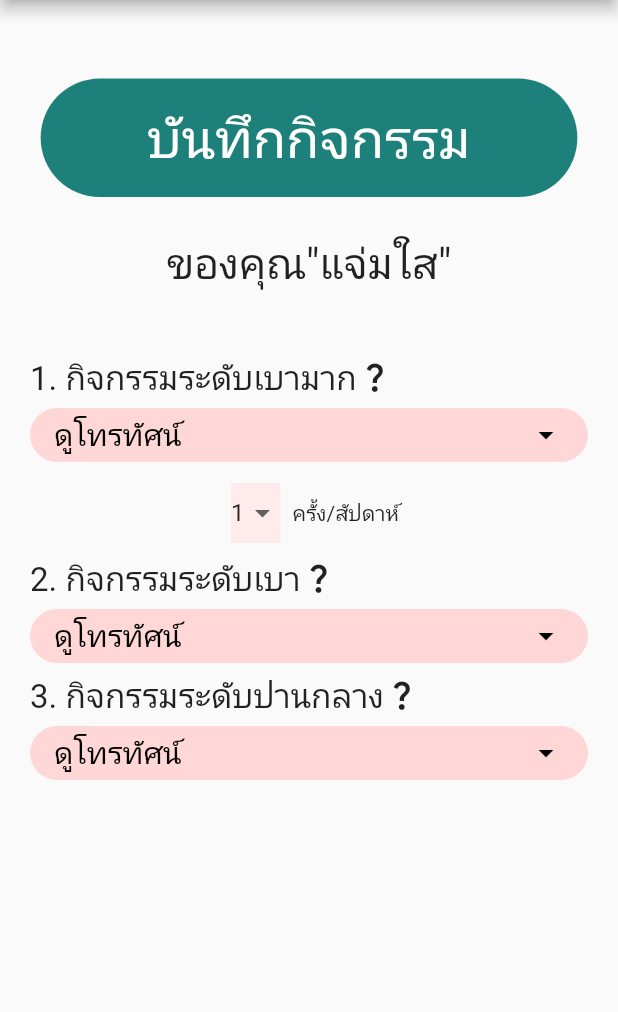
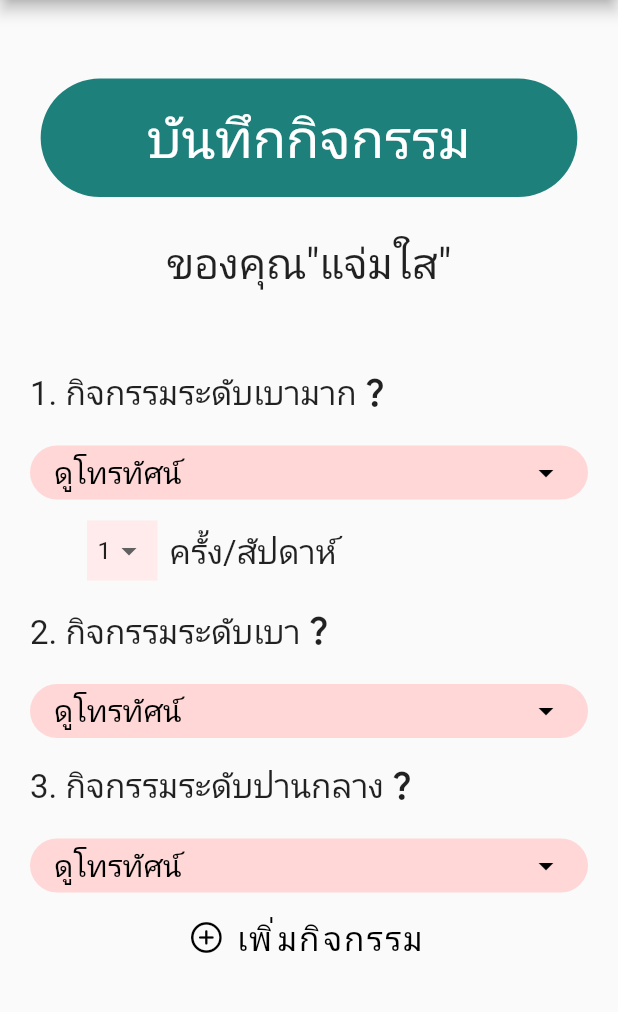
Before and after one commit to AINutritionProject/KinDeeUDee, a Flutter app: the ActivityForm screen opened directly, on a phone screen of 412 x 824 dp, the part 84-1096 px from its top. Run offline on Flutter 3.47's test engine with Material 2 defaults, Android fonts, the phone set to English and light mode, and no system bars; our stand-ins replace camera, cloud_firestore, csv, dotted_border, firebase_auth, firebase_core and 6 more; missing offline and left inert: dart:ffi; accounts and stored records are empty.

Commit message:
add floating action button

```diff
--- a/lib/pages/information/activity_form.dart
+++ b/lib/pages/information/activity_form.dart
@@ -1,6 +1,6 @@
+import 'package:appfood2/widgets/wide_dropdown.dart';
+import 'package:flutter/cupertino.dart';
 import 'package:flutter/material.dart';
-import 'package:appfood2/widgets/small_dropdown.dart';
-import 'package:appfood2/widgets/wide_dropdown.dart';
 
 List<String> frequency = ["1", "2", "3", "4", "5", "6", "7"];
 List<String> lightActivities = ["ดูโทรทัศน์", "นอนหลับ", "สวดมนต์"];
@@ -58,7 +58,9 @@ class _ActivityFormBodyState extends State<ActivityFormBody> {
         children: [
           Column(
             children: [
-              const Align(
+              const Padding(
+                padding: EdgeInsets.only(top: 10, bottom: 15),
+                child: Align(
                   alignment: Alignment.centerLeft,
                   child: Row(
                     children: [
@@ -66,6 +68,7 @@ class _ActivityFormBodyState extends State<ActivityFormBody> {
                           style: TextStyle(fontSize: 22)),
                       Icon(Icons.question_mark_outlined),
                     ],
+                  ),
                 ),
               ),
               WideDropDown(
@@ -77,8 +80,10 @@ class _ActivityFormBodyState extends State<ActivityFormBody> {
                   });
                 },
               ),
-              Row(
-                mainAxisAlignment: MainAxisAlignment.center,
+              Padding(
+                padding: const EdgeInsets.only(left: 30.0),
+                child: Row(
+                  mainAxisAlignment: MainAxisAlignment.start,
                   children: [
                     Padding(
                       padding: const EdgeInsets.all(8.0),
@@ -86,6 +91,7 @@ class _ActivityFormBodyState extends State<ActivityFormBody> {
                         height: 40,
                         color: const Color(0xFFFFEBEB),
                         child: DropdownButton(
+                          padding: const EdgeInsets.all(7),
                           icon: const Icon(Icons.arrow_drop_down),
                           dropdownColor: const Color(0xFFFFEBEB),
                           underline: Container(),
@@ -110,16 +116,24 @@ class _ActivityFormBodyState extends State<ActivityFormBody> {
                     //   data: frequency,
                     //   color: const Color(0xFFFFEBEB),
                     // ),
-                  const Text("ครั้ง/สัปดาห์"),
+                    const Text(
+                      "ครั้ง/สัปดาห์",
+                      style: TextStyle(fontSize: 22),
+                    ),
                   ],
                 ),
-              const Align(
+              ),
+              const Padding(
+                padding: EdgeInsets.only(top: 10, bottom: 15),
+                child: Align(
                   alignment: Alignment.centerLeft,
                   child: Row(
                     children: [
-                    Text("2. กิจกรรมระดับเบา", style: TextStyle(fontSize: 22)),
+                      Text("2. กิจกรรมระดับเบา",
+                          style: TextStyle(fontSize: 22)),
                       Icon(Icons.question_mark_outlined),
                     ],
+                  ),
                 ),
               ),
               WideDropDown(
@@ -131,7 +145,9 @@ class _ActivityFormBodyState extends State<ActivityFormBody> {
                   });
                 },
               ),
-              const Align(
+              const Padding(
+                padding: EdgeInsets.only(top: 10, bottom: 15),
+                child: Align(
                   alignment: Alignment.centerLeft,
                   child: Row(
                     children: [
@@ -139,6 +155,7 @@ class _ActivityFormBodyState extends State<ActivityFormBody> {
                           style: TextStyle(fontSize: 22)),
                       Icon(Icons.question_mark_outlined),
                     ],
+                  ),
                 ),
               ),
               WideDropDown(
@@ -150,6 +167,22 @@ class _ActivityFormBodyState extends State<ActivityFormBody> {
                   });
                 },
               ),
+              SizedBox(
+                width: 180,
+                child: FloatingActionButton.extended(
+                  icon: const Icon(CupertinoIcons.plus_circle,
+                      color: Colors.black),
+                  foregroundColor: const Color(0x11FFD18B),
+                  splashColor: const Color(0x11FFD18B),
+                  elevation: 0,
+                  backgroundColor: const Color(0x00000000),
+                  onPressed: () {},
+                  label: const Text(
+                    "เพิ่มกิจกรรม",
+                    style: TextStyle(color: Colors.black, fontSize: 22),
+                  ),
+                ),
+              )
             ],
           )
         ],
```
Lines whose indentation alone changed are shown as unchanged.
